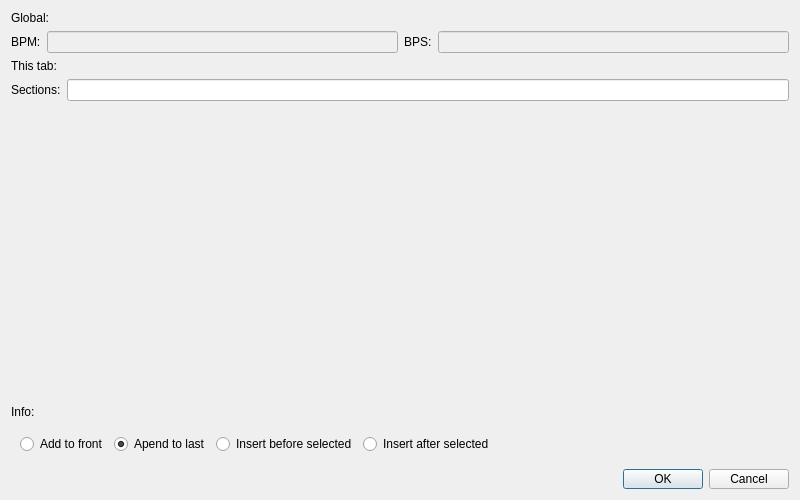
First picture: the form in src/Editor/qtablineconfigdialog.ui, repository congpp/TABEx, before the edit.
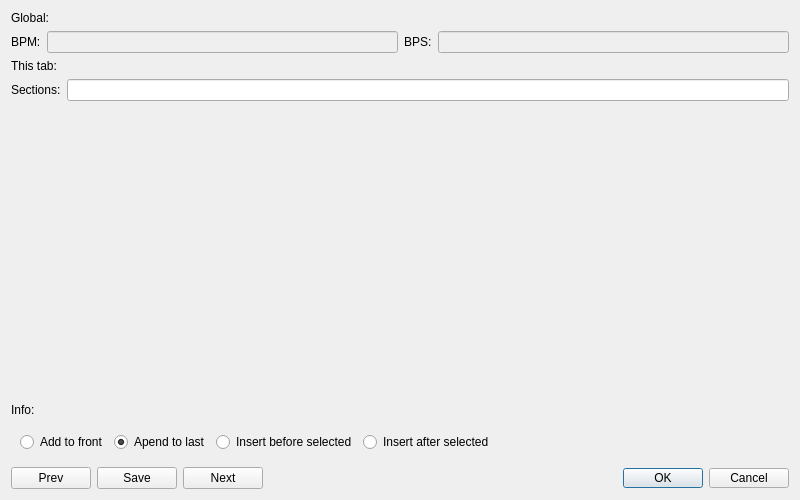
Second picture: the form after the edit. Custom widgets are drawn as their Qt base class.

```diff
--- a/src/Editor/qtablineconfigdialog.ui
+++ b/src/Editor/qtablineconfigdialog.ui
@@ -211,6 +211,33 @@
     </widget>
    </item>
    <item>
+    <layout class="QHBoxLayout" name="horizontalLayout_4">
+     <item>
+      <layout class="QHBoxLayout" name="horizontalLayout_3">
+       <item>
+        <widget class="QPushButton" name="pushButtonPrev">
+         <property name="text">
+          <string>Prev</string>
+         </property>
+        </widget>
+       </item>
+       <item>
+        <widget class="QPushButton" name="pushButtonSave">
+         <property name="text">
+          <string>Save</string>
+         </property>
+        </widget>
+       </item>
+       <item>
+        <widget class="QPushButton" name="pushButtonNext">
+         <property name="text">
+          <string>Next</string>
+         </property>
+        </widget>
+       </item>
+      </layout>
+     </item>
+     <item>
     <widget class="QDialogButtonBox" name="buttonBox">
      <property name="maximumSize">
       <size>
@@ -225,6 +252,8 @@
       <set>QDialogButtonBox::Cancel|QDialogButtonBox::Ok</set>
      </property>
     </widget>
+     </item>
+    </layout>
    </item>
   </layout>
  </widget>
```
Lines whose indentation alone changed are shown as unchanged.
